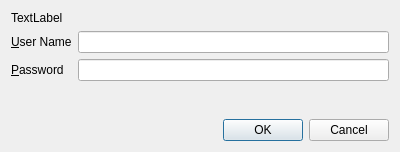
Before: the Qt Designer form 2.x/UI/dooble_authentication_dialog.ui in textbrowser/dooble, drawn with Qt 5.
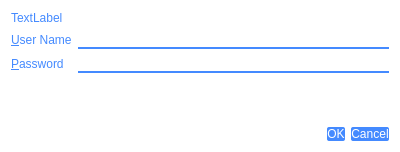
After: the same form once the commit is applied. Icons and pictures are not drawn.

```diff
--- a/2.x/UI/dooble_authentication_dialog.ui
+++ b/2.x/UI/dooble_authentication_dialog.ui
@@ -17,9 +17,15 @@
    <iconset resource="../Icons/icons.qrc">
     <normaloff>:/Logo/dooble.png</normaloff>:/Logo/dooble.png</iconset>
   </property>
+  <property name="styleSheet">
+   <string notr="true">QDialog {background: white;}</string>
+  </property>
   <layout class="QVBoxLayout" name="verticalLayout">
    <item>
     <widget class="QLabel" name="label">
+     <property name="styleSheet">
+      <string notr="true">QLabel {color: #448aff;}</string>
+     </property>
      <property name="text">
       <string>TextLabel</string>
      </property>
@@ -32,6 +38,9 @@
     <layout class="QGridLayout" name="gridLayout">
      <item row="0" column="0">
       <widget class="QLabel" name="label_2">
+       <property name="styleSheet">
+        <string notr="true">QLabel {color: #448aff;}</string>
+       </property>
        <property name="text">
         <string>&amp;User Name</string>
        </property>
@@ -42,6 +51,9 @@
      </item>
      <item row="0" column="1">
       <widget class="QLineEdit" name="username">
+       <property name="styleSheet">
+        <string notr="true">QLineEdit {border: none; border-bottom: 2px solid #448aff;}</string>
+       </property>
        <property name="clearButtonEnabled">
         <bool>true</bool>
        </property>
@@ -49,6 +61,9 @@
      </item>
      <item row="1" column="0">
       <widget class="QLabel" name="label_3">
+       <property name="styleSheet">
+        <string notr="true">QLabel {color: #448aff;}</string>
+       </property>
        <property name="text">
         <string>&amp;Password</string>
        </property>
@@ -59,6 +74,9 @@
      </item>
      <item row="1" column="1">
       <widget class="QLineEdit" name="password">
+       <property name="styleSheet">
+        <string notr="true">QLineEdit {border: none; border-bottom: 2px solid #448aff;}</string>
+       </property>
        <property name="echoMode">
         <enum>QLineEdit::Password</enum>
        </property>
@@ -83,7 +101,10 @@
     </spacer>
    </item>
    <item>
-    <widget class="QDialogButtonBox" name="buttonBox">
+    <widget class="QDialogButtonBox" name="button_box">
+     <property name="styleSheet">
+      <string notr="true">QPushButton {background-color: #448aff; border: none; border-radius: 2px; color: white;}</string>
+     </property>
      <property name="orientation">
       <enum>Qt::Horizontal</enum>
      </property>
```
Left out of the diff: 4 changed lines with no effect on the pictures.
